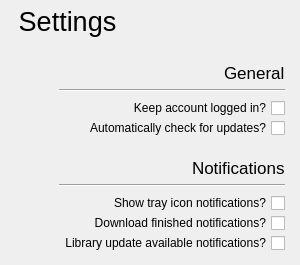
The window that widgets/secondary/settingswidget.ui (leafo/itchio-app-old) describes before a commit, drawn with Qt 5.
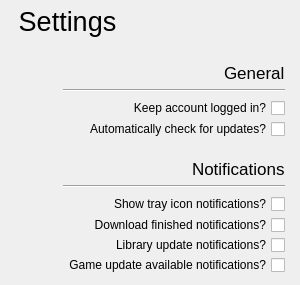
The same window after the commit.

Commit message: Split library update available notification into two. New library update notification now informs number of new games.

Patch:
```diff
--- a/widgets/secondary/settingswidget.ui
+++ b/widgets/secondary/settingswidget.ui
@@ -7,7 +7,7 @@
     <x>0</x>
     <y>0</y>
     <width>300</width>
-    <height>265</height>
+    <height>285</height>
    </rect>
   </property>
   <property name="sizePolicy">
@@ -25,7 +25,7 @@
   <property name="maximumSize">
    <size>
     <width>300</width>
-    <height>265</height>
+    <height>285</height>
    </size>
   </property>
   <property name="windowTitle">
@@ -132,7 +132,7 @@
         <enum>Qt::RightToLeft</enum>
        </property>
        <property name="text">
-        <string>Library update available notifications?</string>
+        <string>Library update notifications?</string>
        </property>
       </widget>
      </item>
@@ -266,7 +266,7 @@
         <enum>Qt::Vertical</enum>
        </property>
        <property name="sizeType">
-        <enum>QSizePolicy::Expanding</enum>
+        <enum>QSizePolicy::Fixed</enum>
        </property>
        <property name="sizeHint" stdset="0">
         <size>
@@ -384,6 +384,16 @@
        </property>
       </widget>
      </item>
+     <item row="10" column="1" colspan="2" alignment="Qt::AlignLeft">
+      <widget class="QCheckBox" name="showGameUpdateAvailableNotificationsBox">
+       <property name="layoutDirection">
+        <enum>Qt::RightToLeft</enum>
+       </property>
+       <property name="text">
+        <string>Game update available notifications?</string>
+       </property>
+      </widget>
+     </item>
     </layout>
    </item>
   </layout>
```
Left out of the diff: 2 changed lines with no effect on the pictures. The commit also changes 8 other files.
